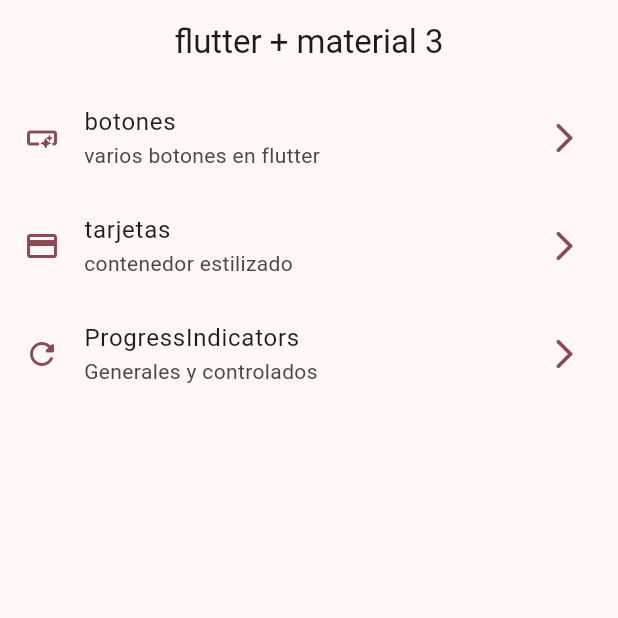
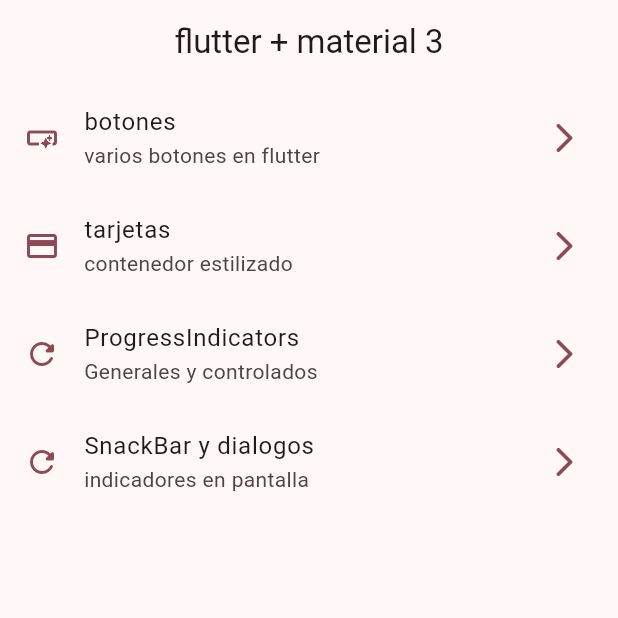
Before and after one commit to Xlart5/widgets_app, a Flutter app: the screen it shows after launch, on a phone screen of 412 x 824 dp, the top half of it. Run offline on Flutter 3.47's test engine with Material 3 defaults, Android fonts, the phone set to English and light mode, and no system bars; our stand-ins replace go_router.

Commit message:
snackbars dialogs terminado

```diff
--- a/lib/config/menu/menu_item.dart
+++ b/lib/config/menu/menu_item.dart
@@ -28,5 +28,10 @@ const appMenuItems = <MenuItem>[
       title: 'ProgressIndicators',
       subTitle: 'Generales y controlados',
       link: '/progress',
+      icon: Icons.refresh_rounded),
+  MenuItem(
+      title: 'SnackBar y dialogos',
+      subTitle: 'indicadores en pantalla',
+      link: '/snackbar',
       icon: Icons.refresh_rounded)
 ];
--- a/lib/config/router/add_router.dart
+++ b/lib/config/router/add_router.dart
@@ -23,4 +23,9 @@ final appRouter = GoRouter(initialLocation: '/', routes: [
     path: '/progress',
     builder: (context, state) => const ProgressScreen(),
   ),
+  GoRoute(
+    name: SnackBarScreen.name,
+    path: '/snackbar',
+    builder: (context, state) => const SnackBarScreen(),
+  ),
 ]);
--- a/lib/main.dart
+++ b/lib/main.dart
@@ -12,6 +12,7 @@ class MainApp extends StatelessWidget {
   @override
   Widget build(BuildContext context) {
     return MaterialApp.router(
+      title: 'flutter Widgets',
       routerConfig: appRouter,
       debugShowCheckedModeBanner: false,
       theme: AppTheme(selectecColor: 3).getTheme(),
```
Also changed, not shown: lib/presentation/screens/snackbar/snackbar_screen.dart (+62 -1 lines).
